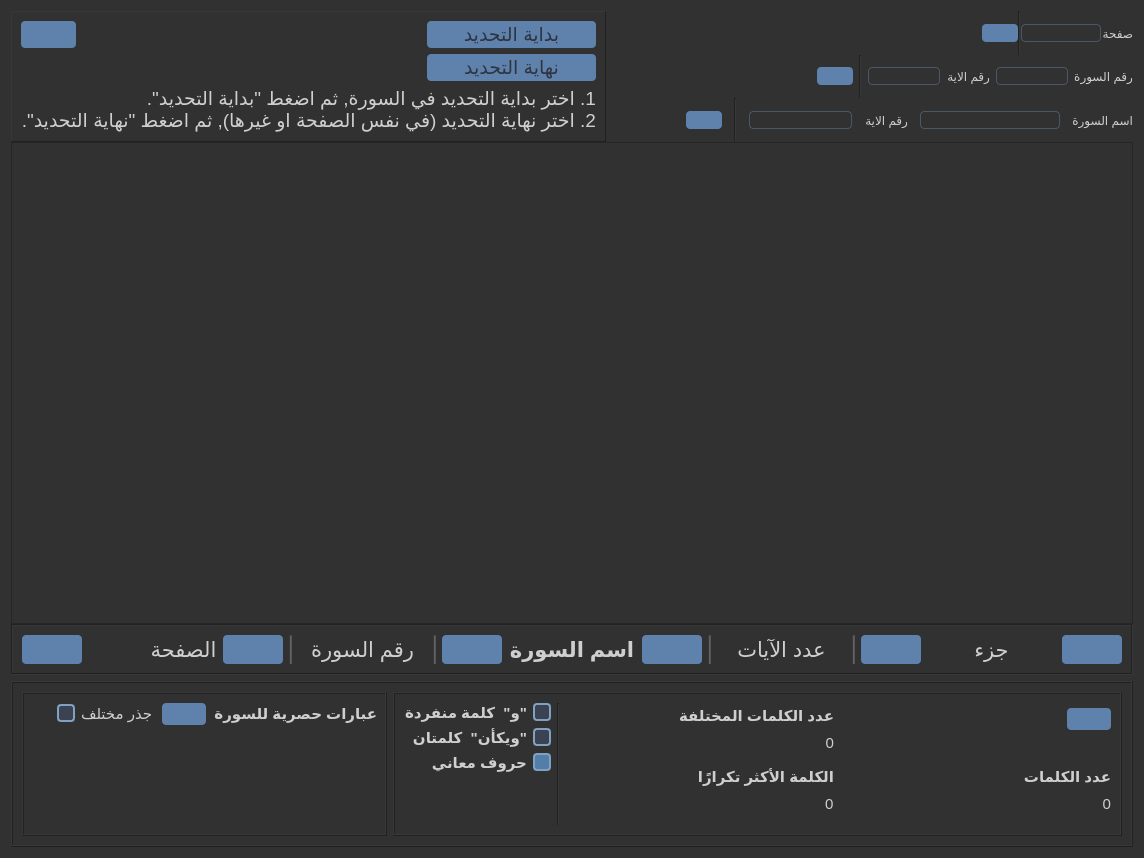
The window that gui/mushaf_view_dialog/mushaf_view.ui (masalha-alaa/quran-counter) describes before a commit, drawn with Qt 5.
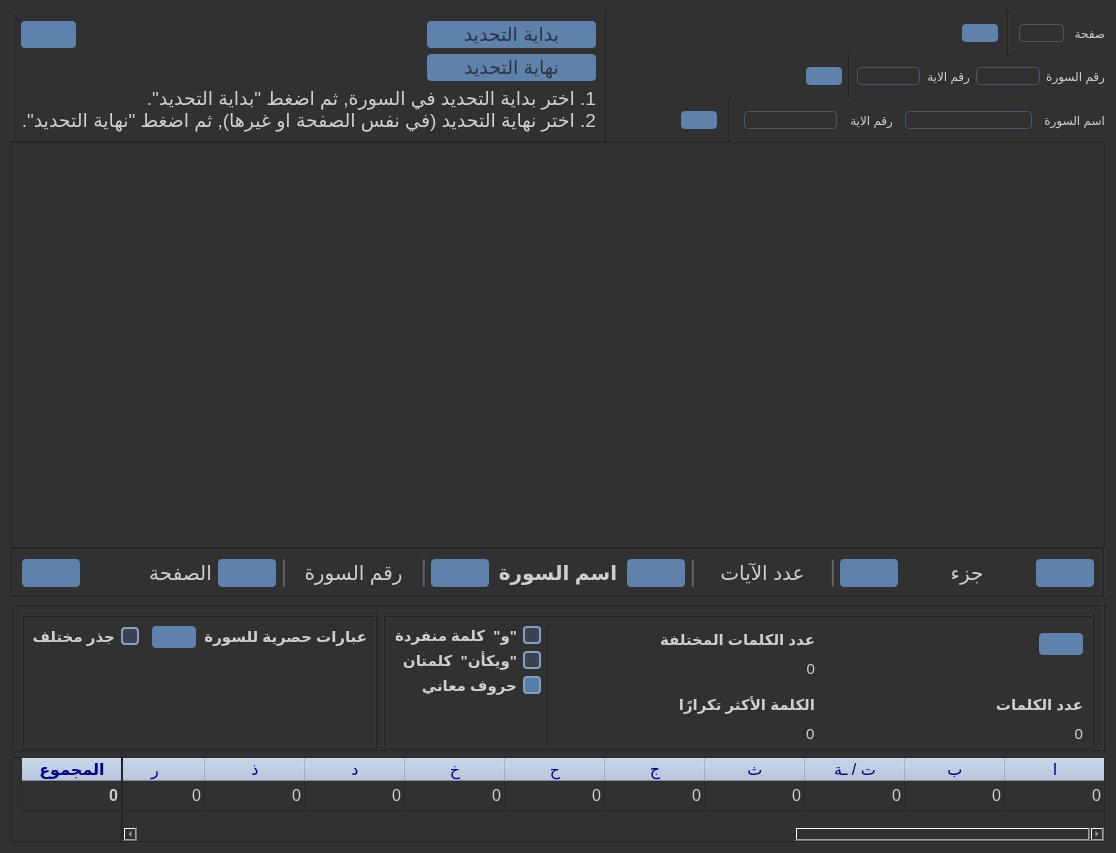
The same window after the commit. Icons and pictures are not drawn.

Commit message: Added letters histogram

```diff
--- a/gui/mushaf_view_dialog/mushaf_view.ui
+++ b/gui/mushaf_view_dialog/mushaf_view.ui
@@ -6,8 +6,8 @@
    <rect>
     <x>0</x>
     <y>0</y>
-    <width>1144</width>
-    <height>858</height>
+    <width>1116</width>
+    <height>853</height>
    </rect>
   </property>
   <property name="windowTitle">
@@ -21,7 +21,7 @@
    <string notr="true">QWidget {
     background-color: rgb(49, 49, 49);
     color: rgb(207, 207, 207);
-    font: 400 18pt &quot;Calibri&quot;;
+    font: 400 17pt &quot;Calibri&quot;;
 }
 
 /* Line edit styling */
@@ -69,7 +69,7 @@
 }
 </string>
   </property>
-  <layout class="QVBoxLayout" name="verticalLayout_7" stretch="4,1">
+  <layout class="QVBoxLayout" name="verticalLayout_7" stretch="4,1,0">
    <item>
     <layout class="QVBoxLayout" name="verticalLayout" stretch="6,0">
      <property name="spacing">
@@ -204,6 +204,9 @@
              </item>
              <item>
               <layout class="QHBoxLayout" name="horizontalLayout_10">
+               <property name="spacing">
+                <number>9</number>
+               </property>
                <item>
                 <widget class="QPushButton" name="goToPageButton">
                  <property name="text">
@@ -486,7 +489,7 @@
        <item>
         <widget class="QFrame" name="frame_4">
          <property name="styleSheet">
-          <string notr="true">font-size: 16pt;</string>
+          <string notr="true">font-size: 15pt;</string>
          </property>
          <property name="frameShape">
           <enum>QFrame::Box</enum>
@@ -789,6 +792,9 @@
       <enum>QFrame::Raised</enum>
      </property>
      <layout class="QHBoxLayout" name="horizontalLayout_6" stretch="1,2">
+      <property name="bottomMargin">
+       <number>0</number>
+      </property>
       <item>
        <layout class="QHBoxLayout" name="statsHorizontalLayout" stretch="5">
         <item>
@@ -819,7 +825,7 @@
             <number>8</number>
            </property>
            <property name="bottomMargin">
-            <number>8</number>
+            <number>0</number>
            </property>
            <item row="0" column="0">
             <layout class="QHBoxLayout" name="horizontalLayout_3">
@@ -851,11 +857,19 @@
              <item>
               <widget class="QCheckBox" name="differentRootCheckBox">
                <property name="toolTip">
-                <string>كلمات مختلفة لها جذر مشترك تعتبر كلمات متشابهة (تجريبي)</string>
+                <string>(تجريبي)</string>
+               </property>
+               <property name="layoutDirection">
+                <enum>Qt::RightToLeft</enum>
                </property>
                <property name="styleSheet">
-                <string notr="true">QToolTip { 
-    color: red;
+                <string notr="true">QCheckBox{
+	font: bold;
+}
+QToolTip { 
+    color: #484848;
+	font: 12pt;
+	color: red;
 }</string>
                </property>
                <property name="text">
@@ -863,6 +877,19 @@
                </property>
               </widget>
              </item>
+             <item>
+              <spacer name="horizontalSpacer_10">
+               <property name="orientation">
+                <enum>Qt::Horizontal</enum>
+               </property>
+               <property name="sizeHint" stdset="0">
+                <size>
+                 <width>40</width>
+                 <height>20</height>
+                </size>
+               </property>
+              </spacer>
+             </item>
              <item>
               <widget class="QPushButton" name="refreshExclusiveWordsButton">
                <property name="toolTip">
@@ -903,7 +930,7 @@
 }
 QToolTip { 
     color: #484848;
-	font: 14pt;
+	font: 12pt;
 }</string>
                </property>
                <property name="text">
@@ -948,6 +975,9 @@
          <enum>QFrame::Raised</enum>
         </property>
         <layout class="QHBoxLayout" name="horizontalLayout_22" stretch="0,0,5,5">
+         <property name="bottomMargin">
+          <number>0</number>
+         </property>
          <item>
           <layout class="QHBoxLayout" name="horizontalLayout_13">
            <item>
@@ -963,7 +993,7 @@
 }
 QToolTip { 
     color: #484848;
-	font: 14pt;
+	font: 12pt;
 }</string>
                </property>
                <property name="text">
@@ -985,7 +1015,7 @@
 }
 QToolTip { 
     color: #484848;
-	font: 14pt;
+	font: 12pt;
 }</string>
                </property>
                <property name="text">
@@ -1007,7 +1037,7 @@
 }
 QToolTip { 
     color: #484848;
-	font: 14pt;
+	font: 12pt;
 }</string>
                </property>
                <property name="text">
@@ -1063,13 +1093,16 @@
             <property name="rightMargin">
              <number>2</number>
             </property>
+            <property name="bottomMargin">
+             <number>0</number>
+            </property>
             <item>
              <layout class="QVBoxLayout" name="verticalLayout_8">
               <property name="spacing">
                <number>3</number>
               </property>
               <item>
-               <widget class="QLabel" name="label_3">
+               <widget class="QLabel" name="uniqueWordsNum">
                 <property name="sizePolicy">
                  <sizepolicy hsizetype="Preferred" vsizetype="Preferred">
                   <horstretch>0</horstretch>
@@ -1085,7 +1118,7 @@
 }
 QToolTip { 
     color: #484848;
-	font: 14pt;
+	font: 12pt;
 }</string>
                 </property>
                 <property name="text">
@@ -1143,7 +1176,7 @@
                <number>3</number>
               </property>
               <item>
-               <widget class="QLabel" name="label_13">
+               <widget class="QLabel" name="mostRepeatedWords">
                 <property name="sizePolicy">
                  <sizepolicy hsizetype="Preferred" vsizetype="Preferred">
                   <horstretch>0</horstretch>
@@ -1159,7 +1192,7 @@
 }
 QToolTip { 
     color: #484848;
-	font: 14pt;
+	font: 12pt;
 }</string>
                 </property>
                 <property name="text">
@@ -1235,6 +1268,9 @@
             <property name="rightMargin">
              <number>0</number>
             </property>
+            <property name="bottomMargin">
+             <number>0</number>
+            </property>
             <item>
              <layout class="QVBoxLayout" name="verticalLayout_9">
               <property name="spacing">
@@ -1305,7 +1341,7 @@
                <number>3</number>
               </property>
               <item>
-               <widget class="QLabel" name="label_2">
+               <widget class="QLabel" name="allWordsNum">
                 <property name="sizePolicy">
                  <sizepolicy hsizetype="Preferred" vsizetype="Preferred">
                   <horstretch>0</horstretch>
@@ -1321,7 +1357,7 @@
 }
 QToolTip { 
     color: #484848;
-	font: 14pt;
+	font: 12pt;
 }</string>
                 </property>
                 <property name="text">
@@ -1376,6 +1412,457 @@
      </layout>
     </widget>
    </item>
+   <item>
+    <layout class="QHBoxLayout" name="horizontalLayout_24" stretch="0,1">
+     <property name="spacing">
+      <number>0</number>
+     </property>
+     <item>
+      <widget class="QTableWidget" name="lettersSumTableWidget">
+       <property name="sizePolicy">
+        <sizepolicy hsizetype="Minimum" vsizetype="Minimum">
+         <horstretch>0</horstretch>
+         <verstretch>0</verstretch>
+        </sizepolicy>
+       </property>
+       <property name="maximumSize">
+        <size>
+         <width>111</width>
+         <height>85</height>
+        </size>
+       </property>
+       <property name="toolTip">
+        <string>مجموع الحروف</string>
+       </property>
+       <property name="layoutDirection">
+        <enum>Qt::RightToLeft</enum>
+       </property>
+       <property name="styleSheet">
+        <string notr="true">QTableWidget {
+        font-size: 12pt;
+		font: bold;
+    }
+QHeaderView {
+        font-size: 12pt;
+		font: bold;
+    }
+
+/*headers*/
+QHeaderView::section {
+        background-color: lightsteelblue;
+        color: darkblue;
+    }
+/*headers when corresponding cell is selected*/
+QHeaderView::section:checked {
+        background-color: lightsteelblue;
+        border: 1px outset darkgray;
+    }
+
+/*corner*/
+QTableCornerButton::section {
+    background-color: rgb(59, 59, 59);
+    }
+
+/*selected item*/
+QTableWidget::item:selected {
+        background-color: rgba(47, 74, 97, 1.0);
+        color: rgb(207, 207, 207);
+        border: none;
+    }
+</string>
+       </property>
+       <property name="verticalScrollBarPolicy">
+        <enum>Qt::ScrollBarAlwaysOff</enum>
+       </property>
+       <property name="horizontalScrollBarPolicy">
+        <enum>Qt::ScrollBarAlwaysOff</enum>
+       </property>
+       <property name="editTriggers">
+        <set>QAbstractItemView::NoEditTriggers</set>
+       </property>
+       <attribute name="horizontalHeaderVisible">
+        <bool>true</bool>
+       </attribute>
+       <attribute name="verticalHeaderVisible">
+        <bool>false</bool>
+       </attribute>
+       <row>
+        <property name="text">
+         <string>0</string>
+        </property>
+       </row>
+       <column>
+        <property name="text">
+         <string>المجموع</string>
+        </property>
+       </column>
+       <item row="0" column="0">
+        <property name="text">
+         <string>0</string>
+        </property>
+       </item>
+      </widget>
+     </item>
+     <item>
+      <widget class="QTableWidget" name="lettersHistogram">
+       <property name="sizePolicy">
+        <sizepolicy hsizetype="Expanding" vsizetype="Minimum">
+         <horstretch>0</horstretch>
+         <verstretch>0</verstretch>
+        </sizepolicy>
+       </property>
+       <property name="maximumSize">
+        <size>
+         <width>16777215</width>
+         <height>85</height>
+        </size>
+       </property>
+       <property name="layoutDirection">
+        <enum>Qt::RightToLeft</enum>
+       </property>
+       <property name="styleSheet">
+        <string notr="true">
+QTableWidget {
+        font-size: 12pt;
+    }
+QHeaderView {
+        font-size: 12pt;
+    }
+
+/*headers*/
+QHeaderView::section {
+        background-color: lightsteelblue;
+        color: darkblue;
+    }
+/*headers when corresponding cell is selected*/
+QHeaderView::section:checked {
+        background-color: lightsteelblue;
+        border: 1px outset darkgray;
+    }
+
+/*corner*/
+QTableCornerButton::section {
+    background-color: rgb(59, 59, 59);
+    }
+
+/*selected item*/
+QTableWidget::item:selected {
+        background-color: rgba(47, 74, 97, 1.0);
+        color: rgb(207, 207, 207);
+        border: none;
+    }
+</string>
+       </property>
+       <property name="verticalScrollBarPolicy">
+        <enum>Qt::ScrollBarAlwaysOff</enum>
+       </property>
+       <property name="editTriggers">
+        <set>QAbstractItemView::NoEditTriggers</set>
+       </property>
+       <property name="rowCount">
+        <number>1</number>
+       </property>
+       <property name="columnCount">
+        <number>29</number>
+       </property>
+       <attribute name="verticalHeaderVisible">
+        <bool>false</bool>
+       </attribute>
+       <row/>
+       <column>
+        <property name="text">
+         <string>ا</string>
+        </property>
+       </column>
+       <column>
+        <property name="text">
+         <string>ب</string>
+        </property>
+       </column>
+       <column>
+        <property name="text">
+         <string>ت / ـة</string>
+        </property>
+       </column>
+       <column>
+        <property name="text">
+         <string>ث</string>
+        </property>
+       </column>
+       <column>
+        <property name="text">
+         <string>ج</string>
+        </property>
+       </column>
+       <column>
+        <property name="text">
+         <string>ح</string>
+        </property>
+       </column>
+       <column>
+        <property name="text">
+         <string>خ</string>
+        </property>
+       </column>
+       <column>
+        <property name="text">
+         <string>د</string>
+        </property>
+       </column>
+       <column>
+        <property name="text">
+         <string>ذ</string>
+        </property>
+       </column>
+       <column>
+        <property name="text">
+         <string>ر</string>
+        </property>
+       </column>
+       <column>
+        <property name="text">
+         <string>ز</string>
+        </property>
+       </column>
+       <column>
+        <property name="text">
+         <string>س</string>
+        </property>
+       </column>
+       <column>
+        <property name="text">
+         <string>ش</string>
+        </property>
+       </column>
+       <column>
+        <property name="text">
+         <string>ص</string>
+        </property>
+       </column>
+       <column>
+        <property name="text">
+         <string>ض</string>
+        </property>
+       </column>
+       <column>
+        <property name="text">
+         <string>ط</string>
+        </property>
+       </column>
+       <column>
+        <property name="text">
+         <string>ظ</string>
+        </property>
+       </column>
+       <column>
+        <property name="text">
+         <string>ع</string>
+        </property>
+       </column>
+       <column>
+        <property name="text">
+         <string>غ</string>
+        </property>
+       </column>
+       <column>
+        <property name="text">
+         <string>ف</string>
+        </property>
+       </column>
+       <column>
+        <property name="text">
+         <string>ق</string>
+        </property>
+       </column>
+       <column>
+        <property name="text">
+         <string>ك</string>
+        </property>
+       </column>
+       <column>
+        <property name="text">
+         <string>ل</string>
+        </property>
+       </column>
+       <column>
+        <property name="text">
+         <string>م</string>
+        </property>
+       </column>
+       <column>
+        <property name="text">
+         <string>ن</string>
+        </property>
+       </column>
+       <column>
+        <property name="text">
+         <string>ه</string>
+        </property>
+       </column>
+       <column>
+        <property name="text">
+         <string>و</string>
+        </property>
+       </column>
+       <column>
+        <property name="text">
+         <string>ي / ى</string>
+        </property>
+       </column>
+       <column>
+        <property name="text">
+         <string>ء / ؤ / ئ</string>
+        </property>
+       </column>
+       <item row="0" column="0">
+        <property name="text">
+         <string notr="true">0</string>
+        </property>
+       </item>
+       <item row="0" column="1">
+        <property name="text">
+         <string>0</string>
+        </property>
+       </item>
+       <item row="0" column="2">
+        <property name="text">
+         <string>0</string>
+        </property>
+       </item>
+       <item row="0" column="3">
+        <property name="text">
+         <string>0</string>
+        </property>
+       </item>
+       <item row="0" column="4">
+        <property name="text">
+         <string>0</string>
+        </property>
+       </item>
+       <item row="0" column="5">
+        <property name="text">
+         <string>0</string>
+        </property>
+       </item>
+       <item row="0" column="6">
+        <property name="text">
+         <string>0</string>
+        </property>
+       </item>
+       <item row="0" column="7">
+        <property name="text">
+         <string>0</string>
+        </property>
+       </item>
+       <item row="0" column="8">
+        <property name="text">
+         <string>0</string>
+        </property>
+       </item>
+       <item row="0" column="9">
+        <property name="text">
+         <string>0</string>
+        </property>
+       </item>
+       <item row="0" column="10">
+        <property name="text">
+         <string>0</string>
+        </property>
+       </item>
+       <item row="0" column="11">
+        <property name="text">
+         <string>0</string>
+        </property>
+       </item>
+       <item row="0" column="12">
+        <property name="text">
+         <string>0</string>
+        </property>
+       </item>
+       <item row="0" column="13">
+        <property name="text">
+         <string>0</string>
+        </property>
+       </item>
+       <item row="0" column="14">
+        <property name="text">
+         <string>0</string>
+        </property>
+       </item>
+       <item row="0" column="15">
+        <property name="text">
+         <string>0</string>
+        </property>
+       </item>
+       <item row="0" column="16">
+        <property name="text">
+         <string>0</string>
+        </property>
+       </item>
+       <item row="0" column="17">
+        <property name="text">
+         <string>0</string>
+        </property>
+       </item>
+       <item row="0" column="18">
+        <property name="text">
+         <string>0</string>
+        </property>
+       </item>
+       <item row="0" column="19">
+        <property name="text">
+         <string>0</string>
+        </property>
+       </item>
+       <item row="0" column="20">
+        <property name="text">
+         <string>0</string>
+        </property>
+       </item>
+       <item row="0" column="21">
+        <property name="text">
+         <string>0</string>
+        </property>
+       </item>
+       <item row="0" column="22">
+        <property name="text">
+         <string>0</string>
+        </property>
+       </item>
+       <item row="0" column="23">
+        <property name="text">
+         <string>0</string>
+        </property>
+       </item>
+       <item row="0" column="24">
+        <property name="text">
+         <string>0</string>
+        </property>
+       </item>
+       <item row="0" column="25">
+        <property name="text">
+         <string>0</string>
+        </property>
+       </item>
+       <item row="0" column="26">
+        <property name="text">
+         <string>0</string>
+        </property>
+       </item>
+       <item row="0" column="27">
+        <property name="text">
+         <string>0</string>
+        </property>
+       </item>
+       <item row="0" column="28">
+        <property name="text">
+         <string>0</string>
+        </property>
+       </item>
+      </widget>
+     </item>
+    </layout>
+   </item>
   </layout>
  </widget>
  <tabstops>
```
The commit also changes 7 other files.
